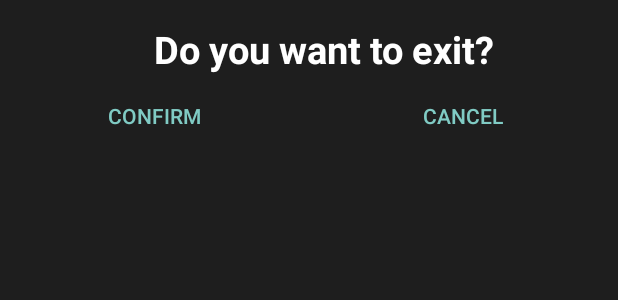
After one commit to DevYouriD/WheelOfDespair, an Android app built with Jetpack Compose: the layout exit_popup.xml on its own in the app's theme, with its tools: preview values and no code run, on a phone screen of 412 x 824 dp. The commit adds this screen. Shown: the top 300 px of the screen. Run offline under Robolectric (Android 15) with nearby library versions, the phone set to English and light mode, and no system bars.

Commit message:
Added new features and cleanup

```diff
--- a/app/build.gradle.kts
+++ b/app/build.gradle.kts
@@ -6,7 +6,7 @@ val constraintLayoutVersion = "2.1.4"
 val constraintLayoutComposeVersion = "1.0.1"
 val appCompatVersion = "1.6.1"
 val jUnitVersion = "4.13.2"
-val composeBomVersion = "2024.02.02"
+val composeBomVersion = "2024.03.00"
 
 plugins {
     id("com.android.application")
--- a/app/src/main/java/com/example/wheelofdespair/views/SqliteActivity.kt
+++ b/app/src/main/java/com/example/wheelofdespair/views/SqliteActivity.kt
@@ -1,17 +1,13 @@
 package com.example.wheelofdespair.views
 
-import android.app.AlertDialog
 import android.content.Intent
 import android.os.Bundle
-import android.view.LayoutInflater
 import android.widget.ArrayAdapter
 import android.widget.Button
 import android.widget.EditText
 import android.widget.ImageButton
 import android.widget.ListView
-import android.widget.PopupMenu
 import android.widget.Toast
-import android.window.OnBackInvokedDispatcher
 import androidx.activity.OnBackPressedCallback
 import androidx.appcompat.app.AppCompatActivity
 import com.example.wheelofdespair.R
--- a/app/src/main/res/layout/activity_wheel.xml
+++ b/app/src/main/res/layout/activity_wheel.xml
@@ -1,7 +1,6 @@
 <?xml version="1.0" encoding="utf-8"?>
 <androidx.constraintlayout.widget.ConstraintLayout xmlns:android="http://schemas.android.com/apk/res/android"
     xmlns:app="http://schemas.android.com/apk/res-auto"
-    xmlns:tools="http://schemas.android.com/tools"
     android:orientation="vertical"
     android:layout_width="match_parent"
     android:layout_height="match_parent">
--- /dev/null
+++ b/app/src/main/res/layout/exit_popup.xml
@@ -0,0 +1,41 @@
+<?xml version="1.0" encoding="utf-8"?>
+<LinearLayout xmlns:android="http://schemas.android.com/apk/res/android"
+android:layout_width="match_parent"
+android:layout_height="wrap_content"
+android:orientation="vertical">
+
+<TextView
+    android:id="@+id/labelTextView"
+    android:layout_width="match_parent"
+    android:layout_height="wrap_content"
+    android:textSize="25sp"
+    android:layout_marginStart="20dp"
+    android:layout_marginTop="15dp"
+    android:textStyle="bold"
+    android:textColor="@color/white"
+    android:text="@string/do_you_want_to_exit"
+    android:gravity="center"/>
+
+<LinearLayout
+    android:layout_width="match_parent"
+    android:layout_height="wrap_content"
+    android:orientation="horizontal">
+
+    <Button
+        android:id="@+id/btnConfirm"
+        android:layout_width="0dp"
+        android:layout_weight="1"
+        android:layout_height="wrap_content"
+        android:text="@string/confirm"
+        style="?android:attr/buttonBarButtonStyle" />
+
+    <Button
+        android:id="@+id/btnCancel"
+        android:layout_width="0dp"
+        android:layout_weight="1"
+        android:layout_height="wrap_content"
+        android:text="@string/cancel"
+        style="?android:attr/buttonBarButtonStyle" />
+</LinearLayout>
+
+</LinearLayout>
--- a/app/src/main/res/values/strings.xml
+++ b/app/src/main/res/values/strings.xml
@@ -13,4 +13,6 @@
     <string name="save">Save</string>
     <string name="input_editor">Input Editor</string>
     <string name="cancel">Cancel</string>
+    <string name="confirm">Confirm</string>
+    <string name="do_you_want_to_exit">Do you want to exit?</string>
 </resources>
--- a/build.gradle.kts
+++ b/build.gradle.kts
@@ -1,5 +1,5 @@
 // Top-level build file where you can add configuration options common to all sub-projects/modules.
 plugins {
-    id("com.android.application") version "8.3.0" apply false
+    id("com.android.application") version "8.3.1" apply false
     id("org.jetbrains.kotlin.android") version "1.8.10" apply false
 }
```
Also changed, not shown: app/src/main/java/com/example/wheelofdespair/sqlite/DataBaseHelper.java (+13 -1 lines), app/src/main/java/com/example/wheelofdespair/views/CustomArrayAdapter.kt (+13 -11 lines), app/src/main/java/com/example/wheelofdespair/views/WheelActivity.kt (+46 -9 lines), app/src/main/java/com/example/wheelofdespair/wheel/WheelHelper.kt (+23 -2 lines), 3 other files.
